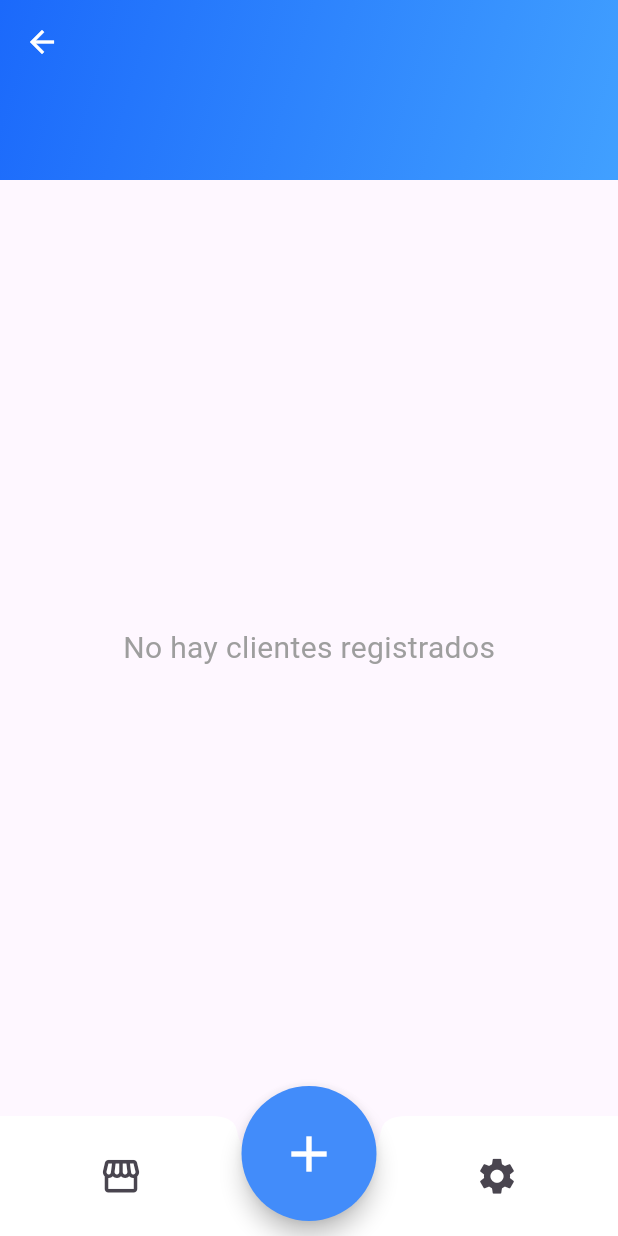
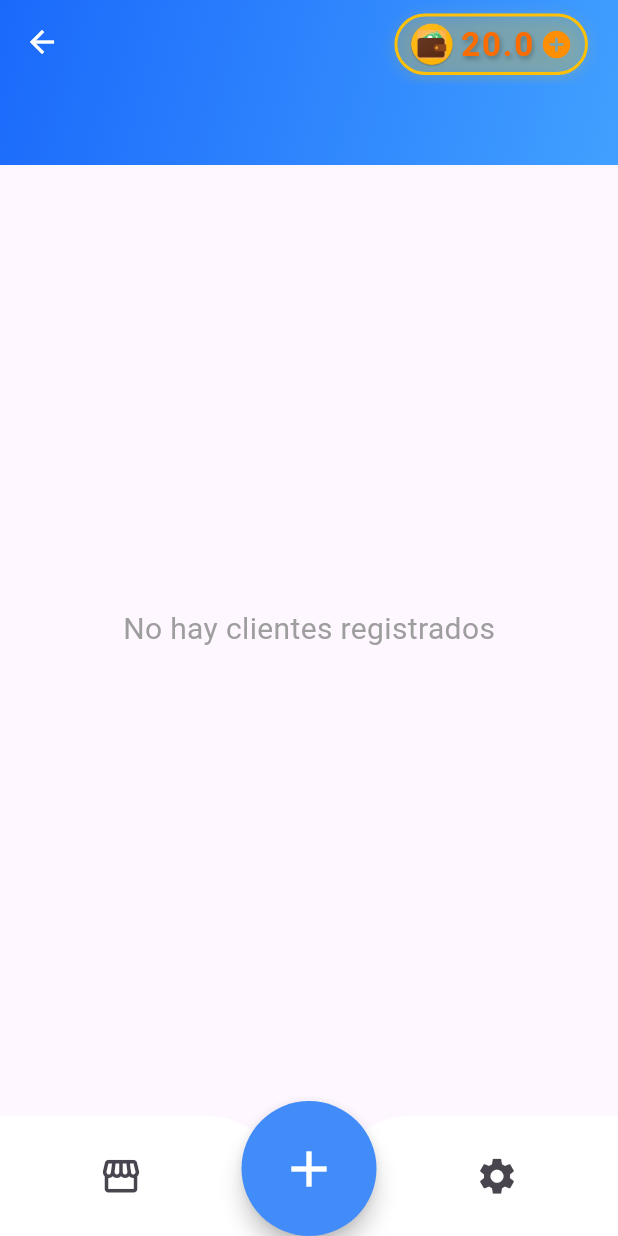
Before and after one commit to charles15548/Cobranza-flutter, a Flutter app: the Clientes screen opened directly with empty values, after a tap on the "settings" icon, on a phone screen of 412 x 824 dp. Run offline on Flutter 3.47's test engine with Material 3 defaults, Android fonts, the phone set to English and light mode, and no system bars; our stand-ins replace google_mobile_ads, shared_preferences, sqflite; accounts and stored records are empty; network calls fail.

Commit message:
control de monedas

```diff
--- /dev/null
+++ b/lib/anuncioBanner.dart
@@ -0,0 +1,53 @@
+
+import 'package:flutter/material.dart';
+import 'package:google_mobile_ads/google_mobile_ads.dart';
+
+class Anunciobanner extends StatefulWidget {
+  final String idAnuncio;
+  const Anunciobanner({Key? key, required this.idAnuncio}) : super(key: key);
+
+  @override
+  State<Anunciobanner> createState() => _AnunciobannerState();
+}
+
+class _AnunciobannerState extends State<Anunciobanner> {
+  BannerAd? _bannerAd;
+  bool _isLoaded = false;
+
+  @override
+  void initState(){
+    super.initState();
+
+    _bannerAd = BannerAd(
+      adUnitId: widget.idAnuncio,
+      size: AdSize.banner,
+      request: AdRequest(),
+      listener: BannerAdListener(
+        onAdLoaded: (ad) {
+          setState(() {
+            _isLoaded = true;
+          });
+        },
+        onAdFailedToLoad: (ad, error) {
+          ad.dispose();
+        },
+      ),
+      )..load();
+  }
+
+   @override
+  void dispose() {
+    _bannerAd?.dispose();
+    super.dispose();
+  }
+
+  @override
+  Widget build(BuildContext context) {
+    if (!_isLoaded || _bannerAd == null) return SizedBox();
+    return SizedBox(
+      height: _bannerAd!.size.height.toDouble(),
+      width: _bannerAd!.size.width.toDouble(),
+      child: AdWidget(ad: _bannerAd!),
+    );
+  }
+}
--- a/lib/clientes.dart
+++ b/lib/clientes.dart
@@ -1,8 +1,12 @@
 import 'package:flutter/material.dart';
 import 'package:flutter/services.dart';
+import 'package:negocio/anuncioBanner.dart';
 import 'package:negocio/db.dart';
 import 'package:negocio/footer.dart';
+import 'package:negocio/moneda.dart';
+import 'package:negocio/mostrarMoneda.dart';
 import 'package:negocio/pagos.dart';
+import 'package:provider/provider.dart';
 
 class Clientes extends StatefulWidget {
   final int negocioId;
@@ -32,17 +36,35 @@ class _ClientesState extends State<Clientes> {
   }
 
   void agregarClientesPorNegocio(String nombre) async {
+    final monedaControl = Provider.of<MoneyProvider>(context, listen: false);
+    if (monedaControl.moneda <= 4) {
+      ScaffoldMessenger.of(context).showSnackBar(
+        SnackBar(content: Text('No tienes suficientes monedas.')),
+      );
+    } else {
+      monedaControl.restar(5);
       await dbHelper.addClientesPorNegocio(
         nombre,
         widget.negocioId,
       );
+    }
+
     cargarClientes();
     //cargarPagosPorclientePorAnio();
     nombreCliente.clear();
   }
 
   void editarCliente(int id, String nombre) async {
+    final monedaControl = Provider.of<MoneyProvider>(context, listen: false);
+    if (monedaControl.moneda <= 4) {
+      ScaffoldMessenger.of(context).showSnackBar(
+        SnackBar(content: Text('No tienes suficientes monedas.')),
+      );
+    } else {
+      monedaControl.restar(5);
       await dbHelper.aditClientes(nombre, id);
+    }
+
     cargarClientes();
   }
 
@@ -120,10 +142,16 @@ class _ClientesState extends State<Clientes> {
         SliverAppBar(
           floating: true,
           snap: true,
-          expandedHeight: 120,
+          expandedHeight: 110,
           backgroundColor: const Color.fromARGB(
               255, 26, 66, 97), //Color.fromARGB(255, 10, 26, 38),
           elevation: 0,
+          actions: [
+            Padding(
+              padding: const EdgeInsets.only(right: 20.0, top: 3.0),
+              child: Mostrarmoneda(),
+            )
+          ],
           iconTheme: IconThemeData(color: Colors.white),
           flexibleSpace: FlexibleSpaceBar(
             title: Text(
@@ -131,8 +159,15 @@ class _ClientesState extends State<Clientes> {
               style: TextStyle(
                   color: Colors.white,
                   fontWeight: FontWeight.bold,
-              fontSize: (widget.nombreNegocio.length < 15) ? 20 :(widget.nombreNegocio.length <20) ? 17 :(widget.nombreNegocio.length <30) ? 15:(widget.nombreNegocio.length <50)?  13 : 12
-              ),
+                  fontSize: (widget.nombreNegocio.length < 15)
+                      ? 20
+                      : (widget.nombreNegocio.length < 20)
+                          ? 17
+                          : (widget.nombreNegocio.length < 30)
+                              ? 15
+                              : (widget.nombreNegocio.length < 50)
+                                  ? 13
+                                  : 12),
             ),
             centerTitle: true,
             background: Container(
@@ -225,19 +260,17 @@ class _ClientesState extends State<Clientes> {
                 }, childCount: listaClientes.length),
               ),
       ]),
-      bottomNavigationBar: AppFooter(),
-
-
-
-
-
-
-
-
-
-
+      bottomNavigationBar: Column(
+        mainAxisSize: MainAxisSize.min,
+        children: [
+          Anunciobanner(idAnuncio: 'ca-app-pub-3940256099942544/6300978111'),
+          SizedBox(height: 15),
+          // Anunciobanner(idAnuncio: 'ca-app-pub-3503326553540884/1480397739'),  real
+          AppFooter(),
+        ],
+      ),
       floatingActionButton: Padding(
-        padding: const EdgeInsets.only(top: 50),
+        padding: const EdgeInsets.only(top: 150),
         child: SizedBox(
           width: 90,
           height: 90,
@@ -248,7 +281,7 @@ class _ClientesState extends State<Clientes> {
             backgroundColor: const Color.fromARGB(255, 66, 140, 250),
             shape: CircleBorder(),
             child: Icon(Icons.add,
-            size:40, color: const  Color.fromARGB(255, 255, 255, 255)),
+                size: 40, color: const Color.fromARGB(255, 255, 255, 255)),
           ),
         ),
       ),
--- a/lib/footer.dart
+++ b/lib/footer.dart
@@ -1,10 +1,9 @@
 import 'package:flutter/material.dart';
-import 'package:google_mobile_ads/google_mobile_ads.dart';
 import 'package:negocio/negocios.dart';
 
 class AppFooter extends StatelessWidget {
   const AppFooter({super.key});
-
+/*
    void _showRewardedAd(BuildContext context) {
     RewardedAd.load(
       adUnitId: 'ca-app-pub-3503326553540884/6874164957',
@@ -15,7 +14,7 @@ class AppFooter extends StatelessWidget {
           ad.show(
             onUserEarnedReward: (AdWithoutView ad, RewardItem reward) {
               // Aquí recompensa al usuario
-                Provider.of<MoneyProvider>(Context,listen: false).sumar(100);
+              Provider.of<MoneyProvider>(context,listen: false).sumar(100);
 
               ScaffoldMessenger.of(context).showSnackBar(
                 SnackBar(content: Text('¡Recompensa obtenida!')),
@@ -31,7 +30,7 @@ class AppFooter extends StatelessWidget {
       ),
     );
   }
-
+*/
   @override
   Widget build(BuildContext context) {
     return BottomAppBar(
@@ -54,7 +53,7 @@ class AppFooter extends StatelessWidget {
               width: 40,
             ),
             IconButton(
-              onPressed: () => _showRewardedAd(context),
+              onPressed: () {},//=> _showRewardedAd(context),
               icon: Icon(Icons.settings,size: 29,),
               tooltip: 'Configuración',
             )
--- a/lib/main.dart
+++ b/lib/main.dart
@@ -1,9 +1,10 @@
 import 'package:flutter/material.dart';
+import 'package:google_mobile_ads/google_mobile_ads.dart';
 import 'package:negocio/moneda.dart';
 import 'package:negocio/negocios.dart';
 import 'package:provider/provider.dart';
 
-void main(List<String> args) {
+void main(List<String> args) async {
   WidgetsFlutterBinding.ensureInitialized();
   await MobileAds.instance.initialize();
 
--- /dev/null
+++ b/lib/mostrarMoneda.dart
@@ -0,0 +1,63 @@
+import 'package:flutter/material.dart';
+import 'package:negocio/moneda.dart';
+import 'package:provider/provider.dart';
+
+class Mostrarmoneda extends StatelessWidget {
+  final void Function()? onTap;
+  const Mostrarmoneda({Key? key, this.onTap}) : super(key: key);
+  @override
+  Widget build(BuildContext context) {
+    final moneda = Provider.of<MoneyProvider>(context);
+    return GestureDetector(
+      onTap: () {
+        Provider.of<MoneyProvider>(context, listen: false)
+            .showAnuncioRecompenza(context);
+      },
+      child: Container(
+        padding: EdgeInsets.symmetric(horizontal: 8, vertical: 3),
+        decoration: BoxDecoration(
+          color: Colors.amber.withOpacity(0.15),
+          borderRadius: BorderRadius.circular(30),
+          boxShadow: [
+            BoxShadow(
+              color: Colors.amber.withOpacity(0.2),
+              blurRadius: 8,
+              offset: Offset(0, 2),
+            ),
+          ],
+          border: Border.all(color: Colors.amber, width: 2),
+        ),
+        child: Row(
+          mainAxisSize: MainAxisSize.min,
+          children: [
+            Image.asset(
+              'assets/img/cobrar.png',
+              width: 30,
+              height: 30,
+              fit: BoxFit.contain,
+            ),
+            SizedBox(width: 4),
+            Text(
+              moneda.moneda.toStringAsFixed(1),
+              style: TextStyle(
+                color: const Color.fromARGB(255, 251, 109, 0),
+                fontWeight: FontWeight.bold,
+                fontSize: 22,
+                letterSpacing: 1.2,
+                shadows: [
+                  Shadow(
+                    color: Colors.black26,
+                    blurRadius: 4,
+                    offset: Offset(1, 2),
+                  ),
+                ],
+              ),
+            ),
+            SizedBox(width: 4),
+            Icon(Icons.add_circle, color: Colors.amber[800], size: 22),
+          ],
+        ),
+      ),
+    );
+  }
+}
```
Also changed, not shown: lib/moneda.dart (+49 -9 lines), lib/negocios.dart (+30 -6 lines), lib/pagos.dart (+34 -27 lines), pubspec.yaml (+4 -13 lines), assets/img/cobrar.png (added), flutter_01.png, flutter_02.png (added), flutter_03.png (added), flutter_05.png (deleted), pubspec.lock, 1 other file. Lines whose indentation alone changed are shown as unchanged.
